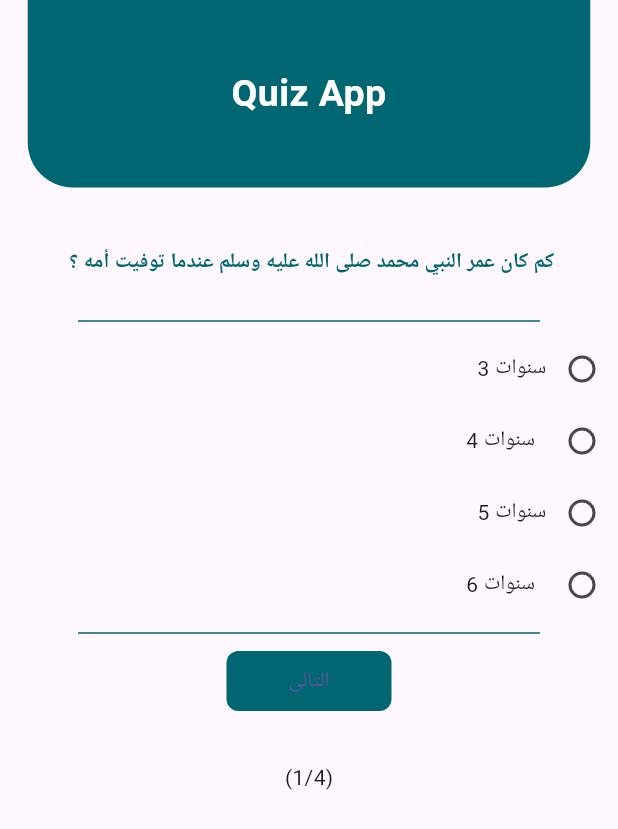
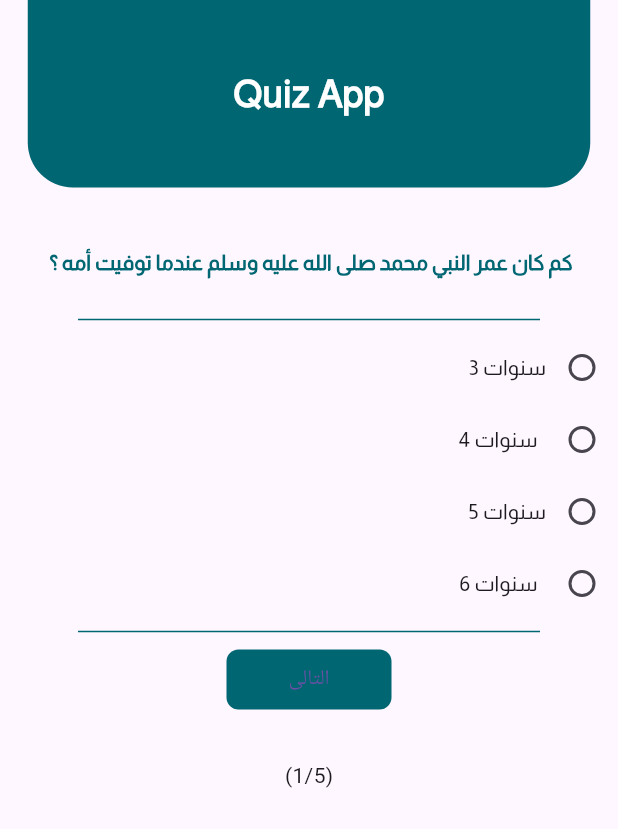
Before and after one commit to mohamedamr77/quizapp, a Flutter app: the screen it shows after launch, on a phone screen of 412 x 824 dp. Shown: the top 829 px of the screen. Run offline on Flutter 3.47's test engine with Material 3 defaults, Android fonts, the phone set to English and light mode, and no system bars.

Commit message:
final question page and dialog UI and Logic

```diff
--- a/lib/main.dart
+++ b/lib/main.dart
@@ -1,6 +1,7 @@
 import 'package:flutter/cupertino.dart';
 import 'package:flutter/material.dart';
-import 'package:quizapp/ui/q1.dart';
+import 'package:quizapp/ui/homepage.dart';
+
 void main(){
   runApp(MyApp());
 }
@@ -8,7 +9,7 @@ class MyApp extends StatelessWidget{
   @override
   Widget build(BuildContext context) {
       return MaterialApp(
-        home: HomeScreen(),
+        home:HomeScreen() ,
         debugShowCheckedModeBanner: false,
       );
   }
--- /dev/null
+++ b/lib/ui/homepage.dart
@@ -0,0 +1,136 @@
+import 'package:flutter/material.dart';
+import 'package:quizapp/widget/dialog/resultdialog.dart';
+import 'package:quizapp/widget/homepage/questiontext.dart';
+import 'package:quizapp/widget/homepage/divider.dart';
+import 'package:quizapp/widget/homepage/radiochoice.dart';
+import '../core/TextCore.dart';
+import '../widget/homepage/containerasappbar.dart';
+import '../widget/homepage/elevatedButton.dart';
+import '../widget/quiz_data..dart';
+import '../widget/quiz_variables.dart';
+
+
+class HomeScreen extends StatefulWidget {
+  final bool resetQuestions;
+  const HomeScreen({Key? key, this.resetQuestions = false}) : super(key: key);
+  @override
+  State<HomeScreen> createState() => _HomeScreenState();
+}
+class _HomeScreenState extends State<HomeScreen> {
+
+  void plusQuestionIndex() {
+    if (questionIndex < questions.length - 1) {
+      if(questions[questionIndex]["selectAnswer"]!=null){
+        questionNumber++;
+        questionIndex++;
+        print(score);// 0    1     2
+        setState(() {
+        });
+      }
+    }
+    else{
+      checkScore();
+      displayDialog();
+    }
+  }
+
+  // void handleAnswer(String selectedAnswer) {
+  //   questions[questionIndex]['selectAnswer'] = selectedAnswer;
+  //   setState(() {
+  //
+  //   });
+  // }
+
+  void initState() {
+    super.initState();
+    if (widget.resetQuestions) {
+      setState(() {
+        questionIndex = 0; // Reset question index to 0
+        questionNumber = 1; // Reset page number
+      });
+    }
+  }
+
+  void displayDialog(){
+    showDialog(
+      context: context,
+      builder: (context) => ResultDialog(
+        lengthPass: questions.length,
+        scorePass: score,
+        onTapCheckAnswerButton: (){
+          questionIndex=0;
+          score=0;
+          questionNumber=1;
+          for (int i = 0; i < questions.length; i++) {
+            questions[i]['selectAnswer'] = null;
+          }
+          Navigator.pop(context);
+          setState(() {});
+        },
+      ),
+    );
+  }
+
+  checkScore( ) {
+    for(int i   = 0 ;  i<questions.length ; i++ ) {
+      if(questions[i]["correctAnswer"]== questions[i]["selectAnswer"] ) {
+        score += 1 ;
+      }
+      setState(() {});
+    }
+  }
+
+  @override
+  Widget build(BuildContext context) {
+    String questionTitle = questions[questionIndex]['title'];
+    List<String> questionAnswers = questions[questionIndex]['answers'];
+
+    return Scaffold(
+
+      body: Column(
+        textDirection: TextDirection.rtl,
+        children: [
+
+          CotainerAsAppBar(),
+
+          const SizedBox(
+            height: 40,
+          ),
+
+          QuestionText(text: questionTitle),
+
+          DividerLine(),
+
+          for (String answer in questionAnswers)
+            RadioChoice(
+              textChoice: answer,
+              groupValue: questions[questionIndex]['selectAnswer'],
+              valueRdio: answer,
+              onChanged: (value){
+                questions[questionIndex]["selectAnswer"]= value;
+                setState(() {});
+              },
+            ), //correct answer
+
+          DividerLine(),
+
+          Button(
+            onPressed: () {
+              plusQuestionIndex();
+            },
+            text: questionNumber == questions.length ?
+                  TextStatic.submitButton
+                :
+                   TextStatic.continueButton,
+          ),
+
+          const SizedBox(
+            height: 30,
+          ),
+
+          Text("($questionNumber/${questions.length})"),
+        ],
+      ),
+    );
+  }
+}
--- a/lib/ui/q1.dart
+++ /dev/null
@@ -1,109 +0,0 @@
-import 'package:flutter/material.dart';
-import 'package:quizapp/widget/resultdialog.dart';
-import 'package:quizapp/widget/question.dart';
-import 'package:quizapp/widget/divider.dart';
-import 'package:quizapp/widget/radiochoice.dart';
-import '../core/TextCore.dart';
-import '../core/colorcore.dart';
-import '../widget/containerasappbar.dart';
-import '../widget/elevatedButton.dart';
-
-int pageNumber=1;
-
-class HomeScreen extends StatefulWidget{
-   HomeScreen({super.key});
-  @override
-  State<HomeScreen> createState() => _HomeScreenState();
-}
-
-class _HomeScreenState extends State<HomeScreen> {
-
-  List<Map<String,dynamic> > questions =[
-    {
-      "title" : "كم كان عمر النبي محمد صلى الله عليه وسلم عندما توفيت أمه ؟ ",
-      "answers" : [" 3 سنوات" , " 4 سنوات  " , "5 سنوات","6 سنوات  "],
-      "correctAnswer":"5 سنوات",
-    } ,
-
-    {
-      "title" : " كم عدد التكبيرات في الركعة الأولى في صلاة العيد؟ ",
-      "answers" : ["ستة" , "سبعة" , " تسعة " , "خمسة" ],
-      "correctAnswer":"سبعة",
-    } ,
-
-    {
-      "title" : " ما هي أطول سورة في القرآن الكريم؟",
-      "answers" : [" سورة البقره" , "سورة النساء " ,"سورة المائده","سورة الكهف"],
-      "correctAnswer":"سورة البقره",
-
-    } ,
-
-    {
-      "title" : "ما السورة التي ختمت باسم وقت من أوقات الصلاة؟",
-      "answers" : [" سورة القدر" , "سورة البلد " ,"سورة الأعلى","سورة الفجر"],
-      "correctAnswer":"سورة الأعلى",
-    } ,
-  ];
-
-  int questionIndex  = 0  ;
-
-  plusQuestionIndex() {
-    if(questionIndex <questions.length-1 ) {
-      questionIndex++;
-      setState(() {
-
-      });
-    }
-  }
-
-  @override
-  Widget build(BuildContext context) {
-    String questionTitle = questions[questionIndex]['title'];
-    List<String> questionAnswers = questions[questionIndex]['answers'];
-    return Scaffold(
-      body: Column(
-        textDirection: TextDirection.rtl,
-        children: [
-
-          CotainerAsAppBar(),
-
-          const SizedBox(
-             height: 40,
-           ),
-
-          QuestionText(text: questionTitle),
-
-          DividerLine(),
-
-          for(String answer in questionAnswers)
-          RadioChoice(text: answer, groupValue: 1, valueRdio: 0,),
-
-          DividerLine(),
-
-          Button(
-          onPressed: () {
-            pageNumber++;
-            plusQuestionIndex();
-            if(pageNumber-1==questions.length){
-              showDialog(
-                  context: context,
-                  builder: (context) => ResultDialog(),
-              );
-              pageNumber=1;
-            }
-
-          },
-              text: pageNumber==questions.length ? TextStatic.submitButton :TextStatic.continueButton,
-          ),
-
-          const SizedBox(
-            height: 30,),
-
-          Text(
-              "($pageNumber/${questions.length})"
-          ),
-        ],
-      ),
-    );
-  }
-}
--- a/lib/widget/containerasappbar.dart
+++ b/lib/widget/homepage/containerasappbar.dart
@@ -1,8 +1,8 @@
 import 'package:flutter/cupertino.dart';
 import 'package:flutter/material.dart';
 
-import '../core/TextCore.dart';
-import '../core/colorcore.dart';
+import '../../core/TextCore.dart';
+import '../../core/colorcore.dart';
 
 class CotainerAsAppBar extends StatelessWidget{
   @override
@@ -21,6 +21,7 @@ class CotainerAsAppBar extends StatelessWidget{
         child: Text(TextStatic.appBarText,
           textAlign: TextAlign.center,
           style: TextStyle(
+            fontFamily: "Almarai",
             color: ColorStatic.white,
             fontWeight: FontWeight.bold,
             fontSize: 25,
--- a/lib/widget/divider.dart
+++ b/lib/widget/homepage/divider.dart
@@ -1,6 +1,6 @@
 import 'package:flutter/material.dart';
 
-import '../core/colorcore.dart';
+import '../../core/colorcore.dart';
 
 Divider DividerLine(){
   return  const Divider(
--- a/lib/widget/elevatedButton.dart
+++ b/lib/widget/homepage/elevatedButton.dart
@@ -1,5 +1,5 @@
 import 'package:flutter/material.dart';
-import '../core/colorcore.dart';
+import '../../core/colorcore.dart';
 
 ElevatedButton Button({required final void Function()? onPressed , required String text }){
   return ElevatedButton(
--- /dev/null
+++ b/lib/widget/homepage/questiontext.dart
@@ -0,0 +1,22 @@
+import 'package:flutter/material.dart';
+import '../../core/colorcore.dart';
+
+class QuestionText extends StatelessWidget {
+  final String text ;
+  const QuestionText({super.key, required this.text});
+  @override
+  Widget build(BuildContext context) {
+    return Text(
+      '''$text
+         ''',
+      textAlign: TextAlign.right,
+      style: const TextStyle(
+        color:  ColorStatic.primaryColor,
+        fontSize: 14,
+        fontFamily: "Almarai",
+        fontWeight: FontWeight.w700
+        //fontWeight: FontWeight.bold,
+      ),
+    );
+  }
+}
--- a/lib/widget/radiochoice.dart
+++ b/lib/widget/homepage/radiochoice.dart
@@ -1,10 +1,11 @@
 import 'package:flutter/cupertino.dart';
 import 'package:flutter/material.dart';
 class RadioChoice extends StatefulWidget{
-  String text;
-  int groupValue;
-  int valueRdio;
-   RadioChoice({super.key,required this.text,required this.groupValue,required this.valueRdio });
+  String textChoice;
+  dynamic groupValue;
+   dynamic valueRdio;
+   void Function(dynamic)? onChanged;
+   RadioChoice({super.key,required this.textChoice,required this.groupValue,required this.valueRdio,required this.onChanged });
   @override
   State<RadioChoice> createState() => _RadioChoiceState();
 }
@@ -17,13 +18,15 @@ class _RadioChoiceState extends State<RadioChoice> {
         Radio(
           value: widget.valueRdio,
           groupValue: widget.groupValue,
-          onChanged:(value){
-            setState(() {
-              widget.groupValue=value!;
-            });
-          },
+          onChanged: widget.onChanged,
         ),
-        Text(widget.text),
+        Text(widget.textChoice,
+        style: TextStyle(
+          fontFamily: "Almarai",
+          fontSize: 14,
+          fontWeight: FontWeight.w400,
+        ),
+        ),
       ],
     );
   }
--- a/lib/widget/question.dart
+++ /dev/null
@@ -1,15 +0,0 @@
-import 'package:flutter/cupertino.dart';
-import '../core/colorcore.dart';
-
-Text QuestionText({required String text}){
-  return Text(
-'''${text}
-         ''',
-textAlign: TextAlign.right,
-style: const TextStyle(
-color:  ColorStatic.primaryColor,
-fontSize: 14,
-fontWeight: FontWeight.bold,
-),
-);
-}
--- /dev/null
+++ b/lib/widget/quiz_data..dart
@@ -0,0 +1,33 @@
+List<Map<String, dynamic>> questions = [
+  {
+    "title": "كم كان عمر النبي محمد صلى الله عليه وسلم عندما توفيت أمه ؟ ",
+    "answers": [" 3 سنوات", " 4 سنوات  ", "5 سنوات", "6 سنوات  "],
+    "correctAnswer": "5 سنوات",
+    "selectAnswer": null,
+  },
+  {
+    "title": " كم عدد التكبيرات في الركعة الأولى في صلاة العيد؟ ",
+    "answers": ["ستة", "سبعة", " تسعة ", "خمسة"],
+    "correctAnswer": "سبعة",
+    "selectAnswer": null,
+  },
+  {
+    "title": " ما هي أطول سورة في القرآن الكريم؟",
+    "answers": [" سورة البقره", "سورة النساء ", "سورة المائده", "سورة الكهف"],
+    "correctAnswer": "سورة البقره",
+    "selectAnswer": null,
+  },
+  {
+    "title": "ما السورة التي ختمت باسم وقت من أوقات الصلاة؟",
+    "answers": [" سورة القدر", "سورة البلد ", "سورة الأعلى", "سورة الفجر"],
+    "correctAnswer": "سورة الأعلى",
+    "selectAnswer": null,
+  },
+  {
+    "title": " كم عدد التكبيرات في الركعة الأولى في صلاة العيد؟ ",
+    "answers": ["ستة", "سبعة", " تسعة ", "خمسة"],
+    "correctAnswer": "سبعة",
+    "selectAnswer": null,
+  },
+
+];
--- /dev/null
+++ b/lib/widget/quiz_variables.dart
@@ -0,0 +1,4 @@
+int questionNumber = 1;
+int questionIndex = 0;
+int score=1;
+const bool resetQuestions=false;
```
Also changed, not shown: lib/widget/dialog/buttoncheckanswerinshowdialog.dart (renamed from lib/widget/buttoncheckanswerinshowdialog.dart, +10 -8 lines), lib/widget/dialog/buttonexamrepetitioninshowdialog.dart (renamed from lib/widget/buttonexamrepetitioninshowdialog.dart, +11 -8 lines), lib/widget/dialog/containerDisplayResult.dart (renamed from lib/widget/containerDisplayResult.dart, +12 -6 lines), lib/widget/dialog/resultdialog.dart (added, +93 -0 lines), lib/widget/resultdialog.dart (deleted, +0 -31 lines), pubspec.yaml (+4 -4 lines), assets/fonts/Almarai-Regular.ttf (added).
